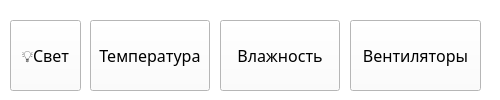
First picture: the form in ui/control_widget.ui, repository chelovek12565/farm, before the edit.
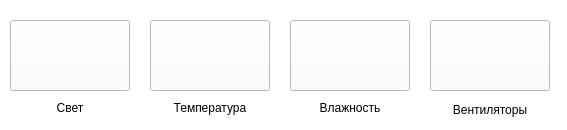
Second picture: the form after the edit.

What changed in the file:
```diff
--- a/ui/control_widget.ui
+++ b/ui/control_widget.ui
@@ -6,8 +6,8 @@
    <rect>
     <x>0</x>
     <y>0</y>
-    <width>500</width>
-    <height>100</height>
+    <width>567</width>
+    <height>130</height>
    </rect>
   </property>
   <property name="sizePolicy">
@@ -18,14 +18,14 @@
   </property>
   <property name="minimumSize">
    <size>
-    <width>500</width>
-    <height>100</height>
+    <width>567</width>
+    <height>130</height>
    </size>
   </property>
   <property name="maximumSize">
    <size>
-    <width>550</width>
-    <height>100</height>
+    <width>567</width>
+    <height>130</height>
    </size>
   </property>
   <property name="windowTitle">
@@ -34,65 +34,14 @@
   <property name="styleSheet">
    <string notr="true">QPushButton {font: 63 12pt &quot;Segoe UI Semibold&quot;}
 QPushButton:hover{background: #2666DE; border:none;}
-QWidget {background: white;}
+QLabel {font: 63 11pt &quot;Segoe UI Semibold&quot;; color: black}
+QWidget {background: white}
 </string>
   </property>
-  <widget class="QPushButton" name="lightButton">
-   <property name="geometry">
-    <rect>
-     <x>10</x>
-     <y>20</y>
-     <width>71</width>
-     <height>71</height>
-    </rect>
-   </property>
-   <property name="sizePolicy">
-    <sizepolicy hsizetype="Maximum" vsizetype="Minimum">
-     <horstretch>0</horstretch>
-     <verstretch>0</verstretch>
-    </sizepolicy>
-   </property>
-   <property name="minimumSize">
-    <size>
-     <width>70</width>
-     <height>0</height>
-    </size>
-   </property>
-   <property name="maximumSize">
-    <size>
-     <width>16777215</width>
-     <height>90</height>
-    </size>
-   </property>
-   <property name="font">
-    <font>
-     <family>Segoe UI Semibold</family>
-     <pointsize>12</pointsize>
-     <weight>7</weight>
-     <italic>false</italic>
-     <bold>false</bold>
-    </font>
-   </property>
-   <property name="autoFillBackground">
-    <bool>false</bool>
-   </property>
-   <property name="styleSheet">
-    <string notr="true"/>
-   </property>
-   <property name="text">
-    <string>💡Свет</string>
-   </property>
-   <property name="autoDefault">
-    <bool>false</bool>
-   </property>
-   <property name="default">
-    <bool>false</bool>
-   </property>
-  </widget>
   <widget class="QPushButton" name="tempButton">
    <property name="geometry">
     <rect>
-     <x>90</x>
+     <x>150</x>
      <y>20</y>
      <width>120</width>
      <height>71</height>
@@ -126,7 +75,13 @@
     <string notr="true"/>
    </property>
    <property name="text">
-    <string>Температура</string>
+    <string/>
+   </property>
+   <property name="iconSize">
+    <size>
+     <width>50</width>
+     <height>50</height>
+    </size>
    </property>
    <property name="autoDefault">
     <bool>false</bool>
@@ -138,7 +93,7 @@
   <widget class="QPushButton" name="humidButton">
    <property name="geometry">
     <rect>
-     <x>220</x>
+     <x>290</x>
      <y>20</y>
      <width>120</width>
      <height>71</height>
@@ -170,61 +125,189 @@
    </property>
    <property name="styleSheet">
     <string notr="true"/>
+   </property>
+   <property name="text">
+    <string/>
+   </property>
+   <property name="iconSize">
+    <size>
+     <width>50</width>
+     <height>50</height>
+    </size>
+   </property>
+   <property name="autoDefault">
+    <bool>false</bool>
+   </property>
+   <property name="default">
+    <bool>false</bool>
+   </property>
+  </widget>
+  <widget class="QPushButton" name="fanButton">
+   <property name="geometry">
+    <rect>
+     <x>430</x>
+     <y>20</y>
+     <width>120</width>
+     <height>71</height>
+    </rect>
+   </property>
+   <property name="sizePolicy">
+    <sizepolicy hsizetype="Fixed" vsizetype="Minimum">
+     <horstretch>0</horstretch>
+     <verstretch>0</verstretch>
+    </sizepolicy>
+   </property>
+   <property name="minimumSize">
+    <size>
+     <width>120</width>
+     <height>0</height>
+    </size>
+   </property>
+   <property name="font">
+    <font>
+     <family>Segoe UI Semibold</family>
+     <pointsize>12</pointsize>
+     <weight>7</weight>
+     <italic>false</italic>
+     <bold>false</bold>
+    </font>
+   </property>
+   <property name="autoFillBackground">
+    <bool>false</bool>
+   </property>
+   <property name="styleSheet">
+    <string notr="true"/>
+   </property>
+   <property name="text">
+    <string/>
+   </property>
+   <property name="iconSize">
+    <size>
+     <width>50</width>
+     <height>50</height>
+    </size>
+   </property>
+   <property name="autoDefault">
+    <bool>false</bool>
+   </property>
+   <property name="default">
+    <bool>false</bool>
+   </property>
+  </widget>
+  <widget class="QLabel" name="label">
+   <property name="geometry">
+    <rect>
+     <x>10</x>
+     <y>100</y>
+     <width>120</width>
+     <height>16</height>
+    </rect>
+   </property>
+   <property name="text">
+    <string>Свет</string>
+   </property>
+   <property name="alignment">
+    <set>Qt::AlignCenter</set>
+   </property>
+  </widget>
+  <widget class="QLabel" name="label_2">
+   <property name="geometry">
+    <rect>
+     <x>150</x>
+     <y>100</y>
+     <width>120</width>
+     <height>16</height>
+    </rect>
+   </property>
+   <property name="text">
+    <string>Температура</string>
+   </property>
+   <property name="alignment">
+    <set>Qt::AlignCenter</set>
+   </property>
+  </widget>
+  <widget class="QPushButton" name="lightButton">
+   <property name="geometry">
+    <rect>
+     <x>10</x>
+     <y>20</y>
+     <width>120</width>
+     <height>71</height>
+    </rect>
+   </property>
+   <property name="sizePolicy">
+    <sizepolicy hsizetype="Fixed" vsizetype="Minimum">
+     <horstretch>0</horstretch>
+     <verstretch>0</verstretch>
+    </sizepolicy>
+   </property>
+   <property name="minimumSize">
+    <size>
+     <width>120</width>
+     <height>0</height>
+    </size>
+   </property>
+   <property name="font">
+    <font>
+     <family>Segoe UI Semibold</family>
+     <pointsize>12</pointsize>
+     <weight>7</weight>
+     <italic>false</italic>
+     <bold>false</bold>
+    </font>
+   </property>
+   <property name="autoFillBackground">
+    <bool>false</bool>
+   </property>
+   <property name="styleSheet">
+    <string notr="true"/>
+   </property>
+   <property name="text">
+    <string/>
+   </property>
+   <property name="iconSize">
+    <size>
+     <width>50</width>
+     <height>50</height>
+    </size>
+   </property>
+   <property name="autoDefault">
+    <bool>false</bool>
+   </property>
+   <property name="default">
+    <bool>false</bool>
+   </property>
+  </widget>
+  <widget class="QLabel" name="label_3">
+   <property name="geometry">
+    <rect>
+     <x>290</x>
+     <y>100</y>
+     <width>120</width>
+     <height>16</height>
+    </rect>
    </property>
    <property name="text">
     <string>Влажность</string>
    </property>
-   <property name="autoDefault">
-    <bool>false</bool>
-   </property>
-   <property name="default">
-    <bool>false</bool>
+   <property name="alignment">
+    <set>Qt::AlignCenter</set>
    </property>
   </widget>
-  <widget class="QPushButton" name="ventButton">
+  <widget class="QLabel" name="label_4">
    <property name="geometry">
     <rect>
-     <x>350</x>
-     <y>20</y>
-     <width>131</width>
-     <height>71</height>
-    </rect>
-   </property>
-   <property name="sizePolicy">
-    <sizepolicy hsizetype="Fixed" vsizetype="Minimum">
-     <horstretch>0</horstretch>
-     <verstretch>0</verstretch>
-    </sizepolicy>
-   </property>
-   <property name="minimumSize">
-    <size>
+     <x>430</x>
+     <y>100</y>
      <width>120</width>
-     <height>0</height>
-    </size>
-   </property>
-   <property name="font">
-    <font>
-     <family>Segoe UI Semibold</family>
-     <pointsize>12</pointsize>
-     <weight>7</weight>
-     <italic>false</italic>
-     <bold>false</bold>
-    </font>
-   </property>
-   <property name="autoFillBackground">
-    <bool>false</bool>
-   </property>
-   <property name="styleSheet">
-    <string notr="true"/>
+     <height>20</height>
+    </rect>
    </property>
    <property name="text">
     <string>Вентиляторы</string>
    </property>
-   <property name="autoDefault">
-    <bool>false</bool>
-   </property>
-   <property name="default">
-    <bool>false</bool>
+   <property name="alignment">
+    <set>Qt::AlignCenter</set>
    </property>
   </widget>
  </widget>
```
Left out of the diff: 8 changed lines with no effect on the pictures.
